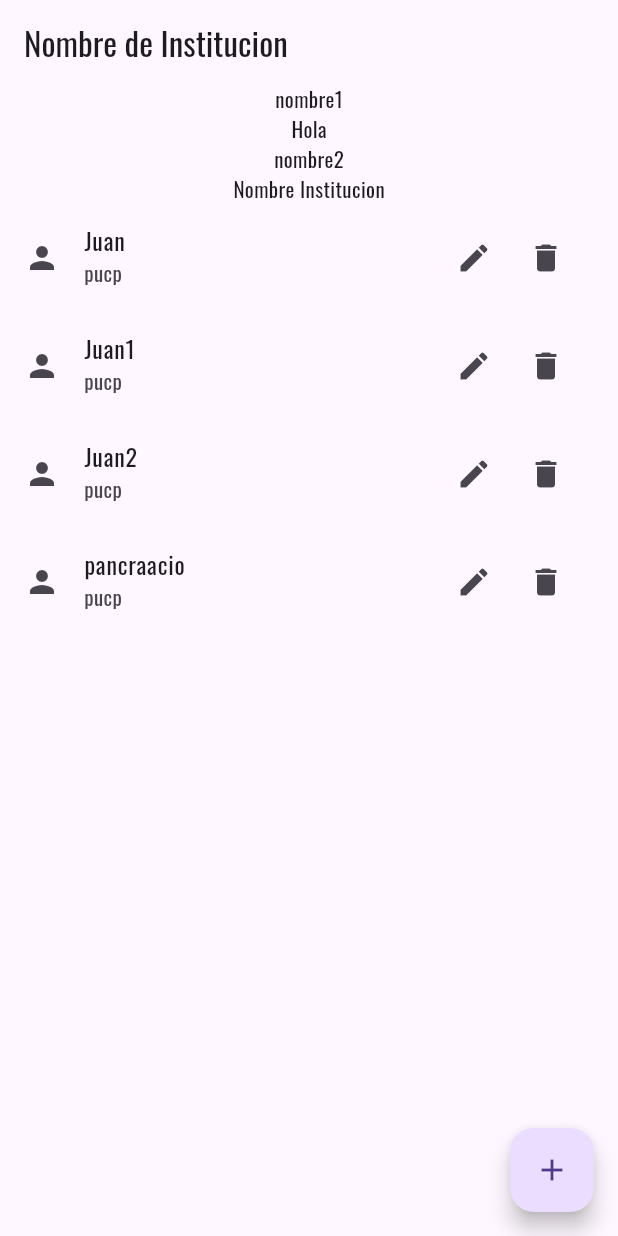
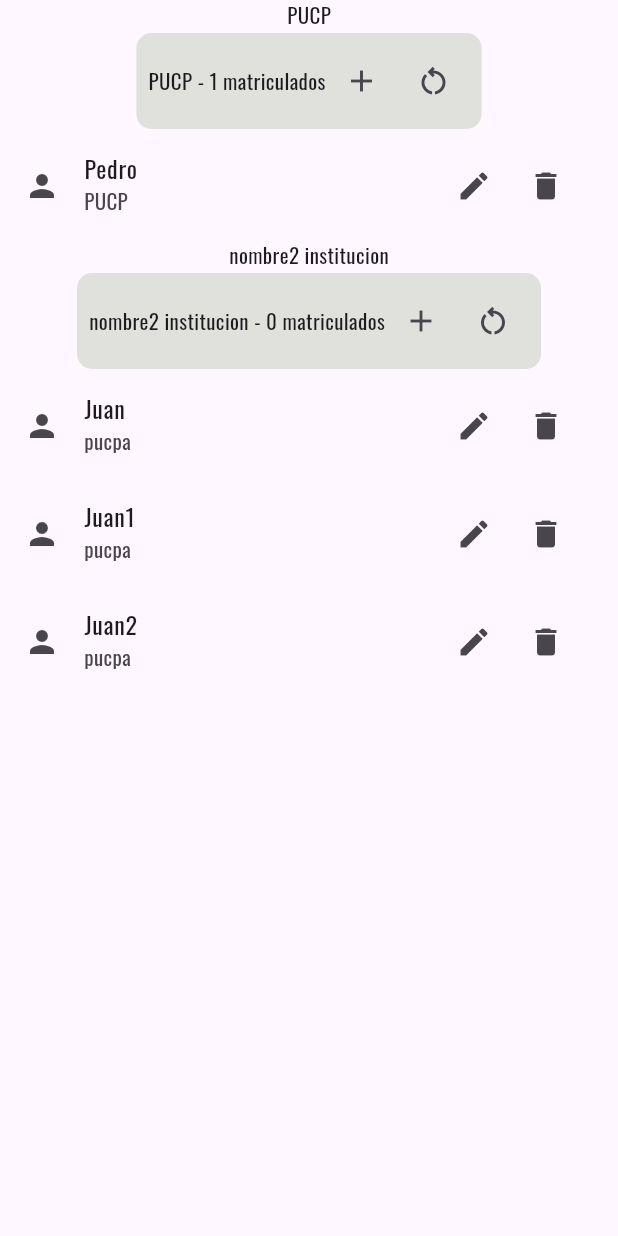
Before and after one commit to dennisqc/FirstAppFlutter, a Flutter app: the screen it shows after launch, after a tap on the "add" icon, on a phone screen of 412 x 824 dp. Run offline on Flutter 3.47's test engine with Material 3 defaults, Android fonts, the phone set to English and light mode, and no system bars; our stand-ins replace google_fonts.

Commit message:
add files

```diff
--- /dev/null
+++ b/lib/pages/institucion_card.dart
@@ -0,0 +1,31 @@
+import 'package:flutter/material.dart';
+
+class InstitucionCard extends StatelessWidget {
+  String name;
+  int cantidadMatriculas;
+  VoidCallback addMatriculas;
+  VoidCallback restartMatriculas;
+  InstitucionCard(
+      {required this.name,
+      required this.cantidadMatriculas,
+      required this.addMatriculas,
+      required this.restartMatriculas});
+
+  @override
+  Widget build(BuildContext context) {
+    return Container(
+      padding: EdgeInsets.all(8),
+      margin: EdgeInsets.all(2),
+      decoration: BoxDecoration(
+          color: Color(0xffe0e1dd), borderRadius: BorderRadius.circular(10)),
+      child: Row(
+        mainAxisSize: MainAxisSize.min,
+        children: [
+          Text("$name - $cantidadMatriculas matriculados"),
+          IconButton(onPressed: () {}, icon: Icon(Icons.add)),
+          IconButton(onPressed: () {}, icon: Icon(Icons.restart_alt_outlined)),
+        ],
+      ),
+    );
+  }
+}
--- a/lib/pages/matricula_page.dart
+++ b/lib/pages/matricula_page.dart
@@ -4,6 +4,7 @@ import 'package:myfirstproject/models/alumno_model.dart';
 import 'package:myfirstproject/models/carrera_model.dart';
 import 'package:myfirstproject/models/institucion_model.dart';
 import 'package:myfirstproject/models/maricula_model.dart';
+import 'package:myfirstproject/pages/institucion_card.dart';
 import 'package:myfirstproject/widgets/Alumno_card.dart';
 
 class MatriculaPage extends StatefulWidget {
@@ -28,23 +29,27 @@ class _MatriculaPageState extends State<MatriculaPage> {
   ];
   List<InstitucionModel> institucionList = [
     InstitucionModel(
-        nombre: "nombre1",
+        nombre: "PUCP",
         direccion: "direccion1",
         ruc: "ruc1",
         telefono: "telefono1",
         matriculas: [
           MatriculaModel(
-              alumno: AlumnoModel("nombre", "correo", "dni"),
+              alumno: AlumnoModel("Pedro", "correo", "dni"),
               carrera: CarreraModel(titulo: "titulo", duracion: "duracion"))
         ]),
     InstitucionModel(
-        nombre: "nombre2",
+        nombre: "nombre2 institucion",
         direccion: "direccion2",
         ruc: "ruc2",
         telefono: "telefono2",
         matriculas: []),
   ];
 
+  AlumnoModel auxAlumn =
+      AlumnoModel("nuevo nombres", "nuevo correo", "Nuevo dni");
+  CarreraModel auxCarrera =
+      CarreraModel(titulo: "panadero nuclear", duracion: "2 años");
   // generateListTiles() {
   //   AlumnoList.forEach((element) {
   //     tilesList.add(ItemCard(name: element.nombre, institution: "tecsup"));
@@ -61,21 +66,8 @@ class _MatriculaPageState extends State<MatriculaPage> {
   @override
   Widget build(BuildContext context) {
     return Scaffold(
-      floatingActionButton: FloatingActionButton(
-        onPressed: () {
-          AlumnoModel auxAlumno =
-              AlumnoModel("pancraacio", "gqaaa@gmail.com", "98765432");
-          AlumnoList.add(auxAlumno);
-          tilesList = [];
-          //     generateListTiles();
-          setState(() {});
-        },
-        child: Icon(Icons.add),
-      ),
-      appBar: AppBar(
-        title: Text("Nombre de Institucion"),
-      ),
-      body: Center(
+      body: SafeArea(
+        child: Center(
           child: Column(
             children: [
               ...institucionList.map(
@@ -83,18 +75,38 @@ class _MatriculaPageState extends State<MatriculaPage> {
                   return Column(
                     children: [
                       Text(institucionSeleccionada.nombre),
-                    ...institucionSeleccionada.matriculas.map(
-                      (e) => Text("Hola"),
-                    )
+                      InstitucionCard(
+                          name: institucionSeleccionada.nombre,
+                          cantidadMatriculas:
+                              institucionSeleccionada.matriculas.length,
+                          addMatriculas: () {},
+                          restartMatriculas: () {}),
+                      ...institucionSeleccionada.matriculas
+                          .map((matriculaSeleccionada) => ItemCard(
+                              name: matriculaSeleccionada.alumno.nombre,
+                              institution: institucionSeleccionada.nombre,
+                              functionDelete: () {
+                                institucionSeleccionada.matriculas
+                                    .remove(matriculaSeleccionada);
+                                setState(() {});
+                              },
+                              functionEdit: () {
+                                institucionSeleccionada.matriculas[
+                                        institucionSeleccionada.matriculas
+                                            .indexOf(matriculaSeleccionada)] =
+                                    MatriculaModel(
+                                        alumno: auxAlumn, carrera: auxCarrera);
+                                setState(() {});
+                              }))
                     ],
                   );
                 },
-            ),
-            Text("Nombre Institucion"),
+              ).toList(),
+              // Text("Nombre Institucion"),
               // ...tilesList,
               ...AlumnoList.map((AlumnoSeleccionado) => ItemCard(
                     name: AlumnoSeleccionado.nombre,
-                  institution: "pucp",
+                    institution: "pucpa",
                     functionDelete: () {
                       // AlumnoList.removeLast();
                       AlumnoList.remove(AlumnoSeleccionado);
@@ -122,6 +134,7 @@ class _MatriculaPageState extends State<MatriculaPage> {
             ],
           ),
         ),
+      ),
     );
   }
 }
```
Lines whose indentation alone changed are shown as unchanged.
